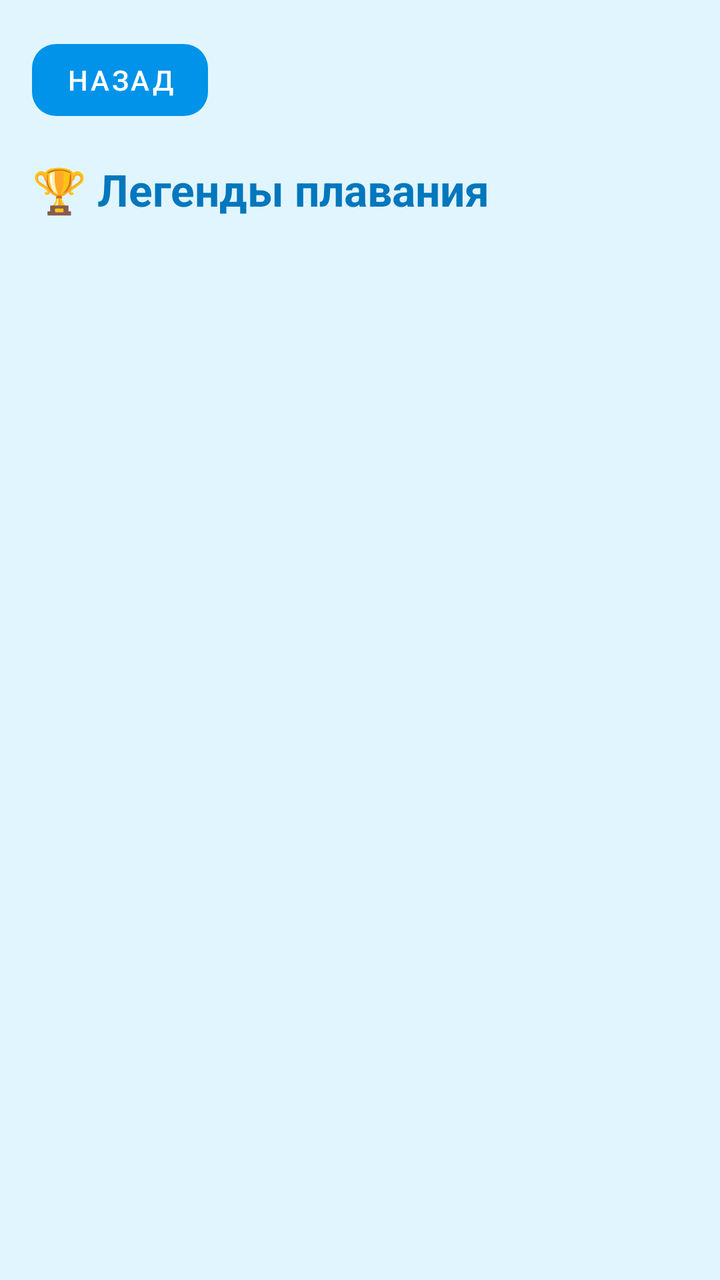
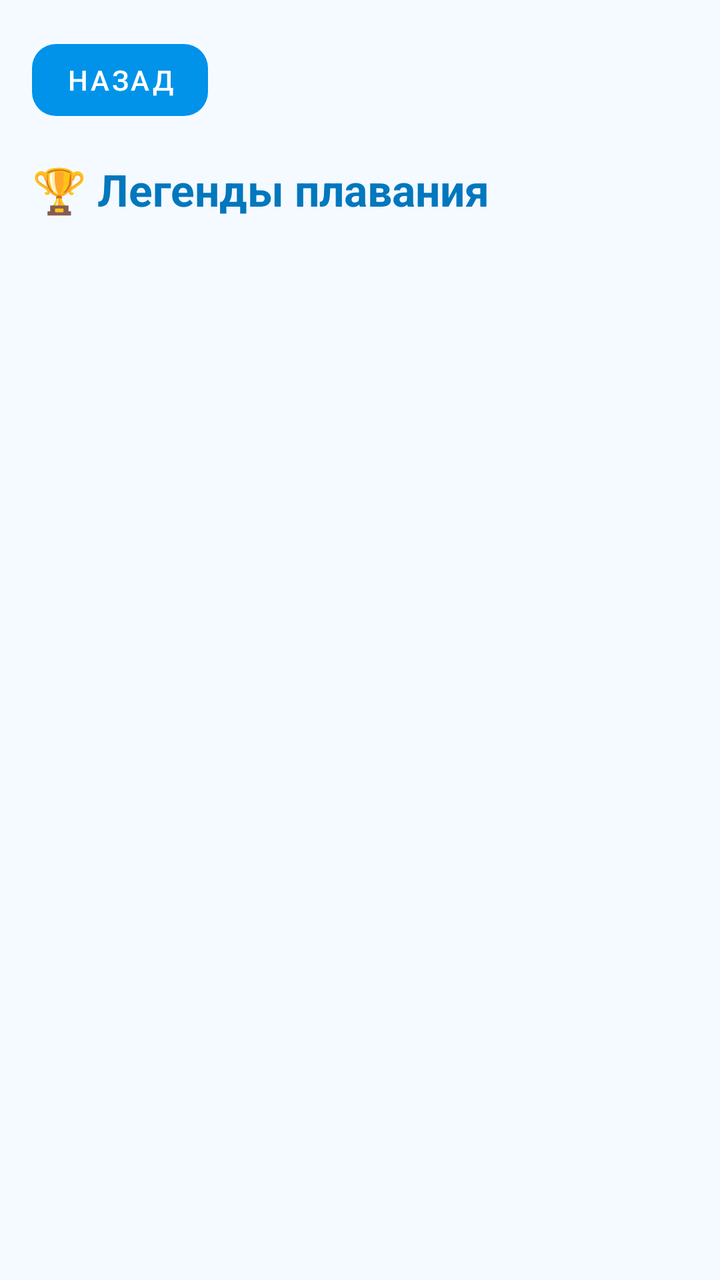

The first picture is an Android layout as it rendered before a commit; the second is the same layout after the commit. The layout source and the unified diff follow.
<!-- AndroidManifest.xml: application theme Theme.AquaTime -->
<!-- res/layout/fragment_champions_full.xml -->
<?xml version="1.0" encoding="utf-8"?>
<androidx.core.widget.NestedScrollView xmlns:android="http://schemas.android.com/apk/res/android"
    xmlns:app="http://schemas.android.com/apk/res-auto"
    android:layout_width="match_parent"
    android:layout_height="match_parent"
    android:background="@color/aqua_light">

    <LinearLayout
        android:layout_width="match_parent"
        android:layout_height="wrap_content"
        android:orientation="vertical"
        android:padding="16dp">

        <com.google.android.material.button.MaterialButton
            android:id="@+id/btn_back"
            style="@style/Widget.MaterialComponents.Button.UnelevatedButton"
            android:layout_width="wrap_content"
            android:layout_height="wrap_content"
            android:text="Назад"
            app:cornerRadius="12dp"
            app:backgroundTint="@color/aqua_primary"/>

        <TextView
            android:layout_width="match_parent"
            android:layout_height="wrap_content"
            android:text="🏆 Легенды плавания"
            android:textSize="22sp"
            android:textStyle="bold"
            android:textColor="@color/aqua_deep"
            android:layout_marginTop="16dp"
            android:layout_marginBottom="16dp" />

        <LinearLayout
            android:id="@+id/champions_list"
            android:layout_width="match_parent"
            android:layout_height="wrap_content"
            android:orientation="vertical"
            android:paddingBottom="100dp"/>

        <View android:layout_width="match_parent"
              android:layout_height="100dp" />
    </LinearLayout>
</androidx.core.widget.NestedScrollView>
<!-- resources referenced by this layout -->
<resources>
  <color name="aqua_deep">#0277BD</color>
  <color name="aqua_light">#E1F5FE</color>
  <color name="aqua_primary">#0093E9</color>
  <style name="Theme.AquaTime" parent="Theme.MaterialComponents.DayNight.NoActionBar">
          
          <item name="colorPrimary">@color/aqua_primary</item>
          <item name="colorPrimaryVariant">@color/aqua_secondary</item>
          <item name="colorOnPrimary">@android:color/white</item>
  
          <item name="colorSecondary">@color/aqua_accent</item>
          <item name="colorSecondaryVariant">@color/aqua_primary</item>
          <item name="colorOnSecondary">@android:color/white</item>
  
          
          <item name="android:colorBackground">@color/background_light</item>
  
          
          <item name="android:textColor">@color/text_primary</item>
      </style>
  <color name="aqua_secondary">#80D0C7</color>
  <color name="aqua_accent">#0077B6</color>
  <color name="background_light">#F4FAFF</color>
  <color name="text_primary">#0D0D0D</color>
</resources>

<!-- the commit's change to res/layout/fragment_champions_full.xml (unified diff, before → after) -->
@@ -3,7 +3,7 @@
     xmlns:app="http://schemas.android.com/apk/res-auto"
     android:layout_width="match_parent"
     android:layout_height="match_parent"
-    android:background="@color/aqua_light">
+    android:background="?android:attr/windowBackground">
 
     <LinearLayout
         android:layout_width="match_parent"
@@ -16,14 +16,14 @@
             style="@style/Widget.MaterialComponents.Button.UnelevatedButton"
             android:layout_width="wrap_content"
             android:layout_height="wrap_content"
-            android:text="Назад"
+            android:text="@string/btn_back"
             app:cornerRadius="12dp"
             app:backgroundTint="@color/aqua_primary"/>
 
         <TextView
             android:layout_width="match_parent"
             android:layout_height="wrap_content"
-            android:text="🏆 Легенды плавания"
+            android:text="@string/champions_title"
             android:textSize="22sp"
             android:textStyle="bold"
             android:textColor="@color/aqua_deep"
@@ -38,6 +38,6 @@
             android:paddingBottom="100dp"/>
 
         <View android:layout_width="match_parent"
-              android:layout_height="100dp" />
+            android:layout_height="100dp" />
     </LinearLayout>
 </androidx.core.widget.NestedScrollView>
<!-- resource entries referenced after the edit -->
@@ -1,26 +1,22 @@
 <!-- resources referenced by this layout -->
 <resources>
   <color name="aqua_deep">#0277BD</color>
-  <color name="aqua_light">#E1F5FE</color>
   <color name="aqua_primary">#0093E9</color>
+  <string name="btn_back">Назад</string>
+  <string name="champions_title">🏆 Легенды плавания</string>
   <style name="Theme.AquaTime" parent="Theme.MaterialComponents.DayNight.NoActionBar">
-          
+  
           <item name="colorPrimary">@color/aqua_primary</item>
           <item name="colorPrimaryVariant">@color/aqua_secondary</item>
           <item name="colorOnPrimary">@android:color/white</item>
   
-          <item name="colorSecondary">@color/aqua_accent</item>
-          <item name="colorSecondaryVariant">@color/aqua_primary</item>
-          <item name="colorOnSecondary">@android:color/white</item>
   
-          
+          <item name="android:windowBackground">@color/background_light</item>
           <item name="android:colorBackground">@color/background_light</item>
   
-          
-          <item name="android:textColor">@color/text_primary</item>
+          <item name="android:textColorPrimary">@color/text_primary</item>
       </style>
   <color name="aqua_secondary">#80D0C7</color>
-  <color name="aqua_accent">#0077B6</color>
   <color name="background_light">#F4FAFF</color>
   <color name="text_primary">#0D0D0D</color>
 </resources>
